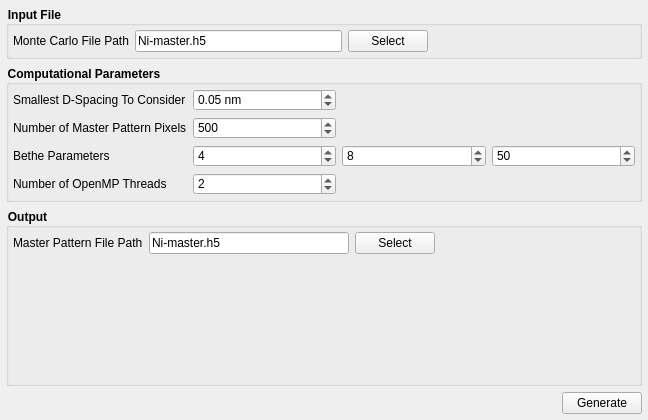
Above: Source/EMsoftWorkbench/Workbench/Modules/MasterPatternSimulationModule/UI_Files/MasterPatternSimulation_UI.ui from EMsoft-org/EMsoft before the change. Below: the same form after it.
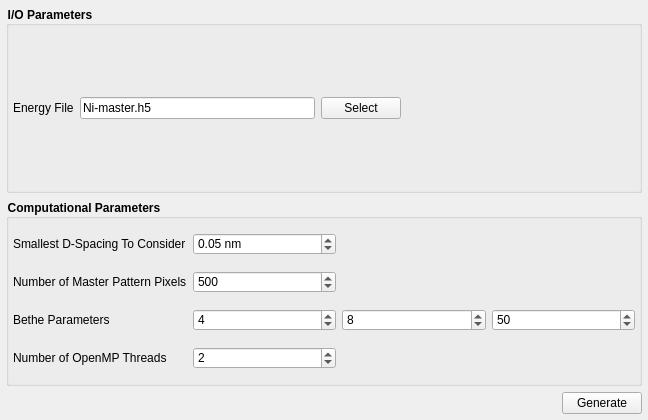
That is the form after the change.

Commit message:
Merging MP I/O file paths into one file path.
The NML file that is required to run the Master Pattern simulation algorithm does not have input and output file path values, just an energy file value.  The user interface has been updated with an energy file parameter instead of input file and output file parameters.

```diff
--- a/Source/EMsoftWorkbench/Workbench/Modules/MasterPatternSimulationModule/UI_Files/MasterPatternSimulation_UI.ui
+++ b/Source/EMsoftWorkbench/Workbench/Modules/MasterPatternSimulationModule/UI_Files/MasterPatternSimulation_UI.ui
@@ -35,7 +35,7 @@
    <item>
     <widget class="QGroupBox" name="inputGrpBox">
      <property name="title">
-      <string>Input File</string>
+      <string>I/O Parameters</string>
      </property>
      <layout class="QGridLayout" name="gridLayout_3">
       <property name="leftMargin">
@@ -60,7 +60,7 @@
       <item row="1" column="0">
        <widget class="QLabel" name="mcFileLabel">
         <property name="text">
-         <string>Monte Carlo File Path</string>
+         <string>Energy File</string>
         </property>
        </widget>
       </item>
@@ -271,74 +271,6 @@
      </layout>
     </widget>
    </item>
-   <item>
-    <widget class="QGroupBox" name="outputGrpBox">
-     <property name="title">
-      <string>Output</string>
-     </property>
-     <layout class="QGridLayout" name="gridLayout">
-      <property name="leftMargin">
-       <number>4</number>
-      </property>
-      <property name="topMargin">
-       <number>4</number>
-      </property>
-      <property name="rightMargin">
-       <number>4</number>
-      </property>
-      <property name="bottomMargin">
-       <number>4</number>
-      </property>
-      <item row="0" column="0">
-       <widget class="QLabel" name="outputFileNameLabel">
-        <property name="text">
-         <string>Master Pattern File Path</string>
-        </property>
-       </widget>
-      </item>
-      <item row="1" column="1">
-       <spacer name="verticalSpacer_3">
-        <property name="orientation">
-         <enum>Qt::Vertical</enum>
-        </property>
-        <property name="sizeHint" stdset="0">
-         <size>
-          <width>20</width>
-          <height>40</height>
-         </size>
-        </property>
-       </spacer>
-      </item>
-      <item row="0" column="1">
-       <widget class="QLineEdit" name="mpFilePathLE">
-        <property name="text">
-         <string>Ni-master.h5</string>
-        </property>
-       </widget>
-      </item>
-      <item row="0" column="2">
-       <widget class="QPushButton" name="mpSelectBtn">
-        <property name="text">
-         <string>Select</string>
-        </property>
-       </widget>
-      </item>
-      <item row="0" column="3">
-       <spacer name="horizontalSpacer_3">
-        <property name="orientation">
-         <enum>Qt::Horizontal</enum>
-        </property>
-        <property name="sizeHint" stdset="0">
-         <size>
-          <width>40</width>
-          <height>20</height>
-         </size>
-        </property>
-       </spacer>
-      </item>
-     </layout>
-    </widget>
-   </item>
    <item>
     <layout class="QHBoxLayout" name="horizontalLayout">
      <item>
```
Left out of the diff: 8 changed lines with no effect on the pictures. The commit also changes 4 other files.
